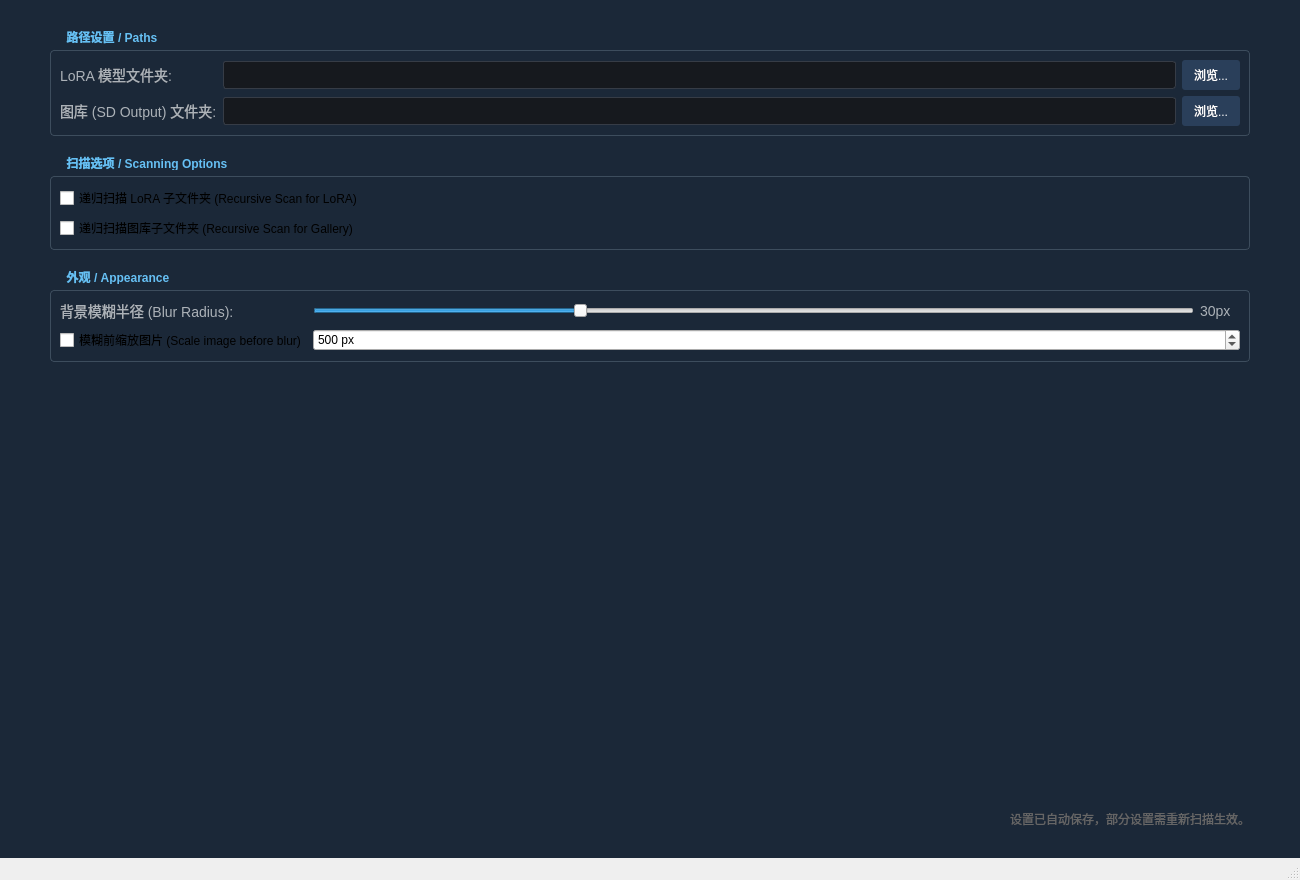
This is mainwindow.ui in hanbinhsh/SD-LoRA-Manager as Qt 5 draws it before an edit. The edited form follows.
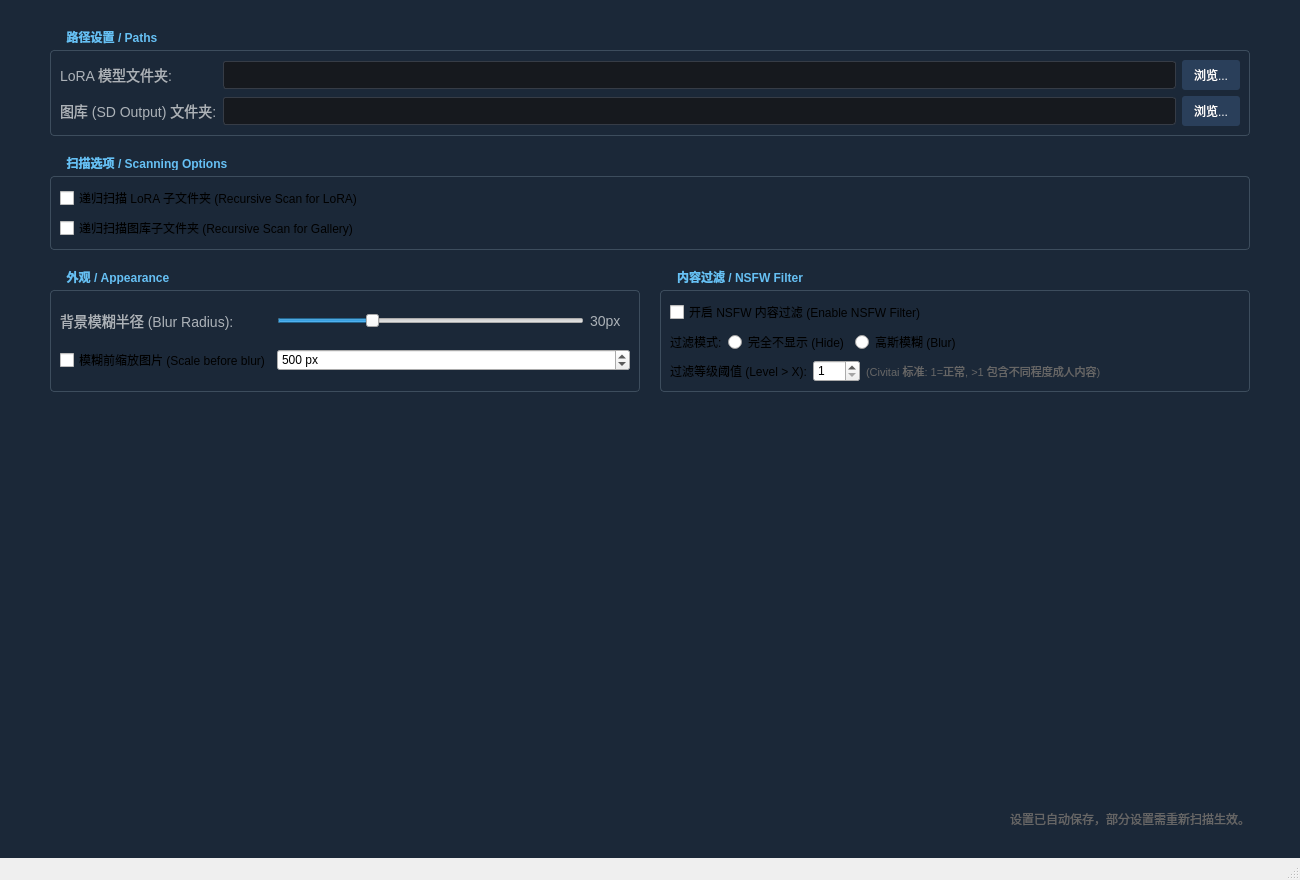
This is the edited form. The open tabs and pages were chosen to show the change.

Commit message: 缩短打开应用的加载时间，加入NSFW过滤功能

What changed in the file:
```diff
--- a/mainwindow.ui
+++ b/mainwindow.ui
@@ -639,7 +639,7 @@
                  <rect>
                   <x>0</x>
                   <y>0</y>
-                  <width>982</width>
+                  <width>670</width>
                   <height>1058</height>
                  </rect>
                 </property>
@@ -926,7 +926,7 @@
                               <rect>
                                <x>0</x>
                                <y>0</y>
-                               <width>657</width>
+                               <width>423</width>
                                <height>165</height>
                               </rect>
                              </property>
@@ -1400,8 +1400,8 @@
                                 <rect>
                                  <x>0</x>
                                  <y>0</y>
-                                 <width>434</width>
-                                 <height>220</height>
+                                 <width>278</width>
+                                 <height>78</height>
                                 </rect>
                                </property>
                               </widget>
@@ -1558,27 +1558,13 @@
          </widget>
         </item>
         <item>
+         <layout class="QHBoxLayout" name="horizontalLayout">
+          <item>
          <widget class="QGroupBox" name="groupAppearance">
           <property name="title">
            <string>外观 / Appearance</string>
           </property>
           <layout class="QGridLayout" name="gridLayout">
-           <item row="0" column="1">
-            <widget class="QSlider" name="sliderBlur">
-             <property name="minimum">
-              <number>0</number>
-             </property>
-             <property name="maximum">
-              <number>100</number>
-             </property>
-             <property name="value">
-              <number>30</number>
-             </property>
-             <property name="orientation">
-              <enum>Qt::Orientation::Horizontal</enum>
-             </property>
-            </widget>
-           </item>
            <item row="0" column="2">
             <widget class="QLabel" name="lblBlurValue">
              <property name="minimumSize">
@@ -1592,20 +1578,19 @@
              </property>
             </widget>
            </item>
-           <item row="0" column="0">
-            <widget class="QLabel" name="lblBlur">
-             <property name="text">
-              <string>背景模糊半径 (Blur Radius):</string>
-             </property>
-            </widget>
-           </item>
-           <item row="1" column="0">
-            <widget class="QCheckBox" name="chkDownscaleBlur">
-             <property name="toolTip">
-              <string>开启后会先将原图缩小再模糊，能极大提高大图背景的生成速度。</string>
-             </property>
-             <property name="text">
-              <string>模糊前缩放图片 (Scale image before blur)</string>
+             <item row="0" column="1">
+              <widget class="QSlider" name="sliderBlur">
+               <property name="minimum">
+                <number>0</number>
+               </property>
+               <property name="maximum">
+                <number>100</number>
+               </property>
+               <property name="value">
+                <number>30</number>
+               </property>
+               <property name="orientation">
+                <enum>Qt::Orientation::Horizontal</enum>
              </property>
             </widget>
            </item>
@@ -1625,8 +1610,128 @@
              </property>
             </widget>
            </item>
-          </layout>
-         </widget>
+             <item row="0" column="0">
+              <widget class="QLabel" name="lblBlur">
+               <property name="text">
+                <string>背景模糊半径 (Blur Radius):</string>
+               </property>
+              </widget>
+             </item>
+             <item row="1" column="0">
+              <widget class="QCheckBox" name="chkDownscaleBlur">
+               <property name="toolTip">
+                <string>开启后会先将原图缩小再模糊，能极大提高大图背景的生成速度。</string>
+               </property>
+               <property name="text">
+                <string>模糊前缩放图片 (Scale before blur)</string>
+               </property>
+              </widget>
+             </item>
+            </layout>
+           </widget>
+          </item>
+          <item>
+           <widget class="QGroupBox" name="groupNSFW">
+            <property name="title">
+             <string>内容过滤 / NSFW Filter</string>
+            </property>
+            <layout class="QVBoxLayout" name="verticalLayout_NSFW">
+             <item>
+              <widget class="QCheckBox" name="chkFilterNSFW">
+               <property name="text">
+                <string>开启 NSFW 内容过滤 (Enable NSFW Filter)</string>
+               </property>
+              </widget>
+             </item>
+             <item>
+              <layout class="QHBoxLayout" name="horizontalLayout_NSFWMode">
+               <item>
+                <widget class="QLabel" name="lblNSFWMode">
+                 <property name="text">
+                  <string>过滤模式:</string>
+                 </property>
+                </widget>
+               </item>
+               <item>
+                <widget class="QRadioButton" name="radioNSFW_Hide">
+                 <property name="text">
+                  <string>完全不显示 (Hide)</string>
+                 </property>
+                </widget>
+               </item>
+               <item>
+                <widget class="QRadioButton" name="radioNSFW_Blur">
+                 <property name="text">
+                  <string>高斯模糊 (Blur)</string>
+                 </property>
+                </widget>
+               </item>
+               <item>
+                <spacer name="horizontalSpacer_NSFW">
+                 <property name="orientation">
+                  <enum>Qt::Orientation::Horizontal</enum>
+                 </property>
+                 <property name="sizeHint" stdset="0">
+                  <size>
+                   <width>0</width>
+                   <height>0</height>
+                  </size>
+                 </property>
+                </spacer>
+               </item>
+              </layout>
+             </item>
+             <item>
+              <layout class="QHBoxLayout" name="horizontalLayout_NSFWLevel">
+               <item>
+                <widget class="QLabel" name="lblNSFWLevel">
+                 <property name="text">
+                  <string>过滤等级阈值 (Level &gt; X):</string>
+                 </property>
+                </widget>
+               </item>
+               <item>
+                <widget class="QSpinBox" name="spinNSFWLevel">
+                 <property name="minimum">
+                  <number>1</number>
+                 </property>
+                 <property name="maximum">
+                  <number>100</number>
+                 </property>
+                 <property name="value">
+                  <number>1</number>
+                 </property>
+                </widget>
+               </item>
+               <item>
+                <widget class="QLabel" name="lblNSFWHint">
+                 <property name="styleSheet">
+                  <string>color: #666; font-size: 11px;</string>
+                 </property>
+                 <property name="text">
+                  <string>(Civitai 标准: 1=正常, &gt;1 包含不同程度成人内容)</string>
+                 </property>
+                </widget>
+               </item>
+               <item>
+                <spacer name="horizontalSpacer_NSFW2">
+                 <property name="orientation">
+                  <enum>Qt::Orientation::Horizontal</enum>
+                 </property>
+                 <property name="sizeHint" stdset="0">
+                  <size>
+                   <width>0</width>
+                   <height>0</height>
+                  </size>
+                 </property>
+                </spacer>
+               </item>
+              </layout>
+             </item>
+            </layout>
+           </widget>
+          </item>
+         </layout>
         </item>
         <item>
          <spacer name="verticalSpacer_Settings">
```
Lines whose indentation alone changed are shown as unchanged. The commit also changes 2 other files.
